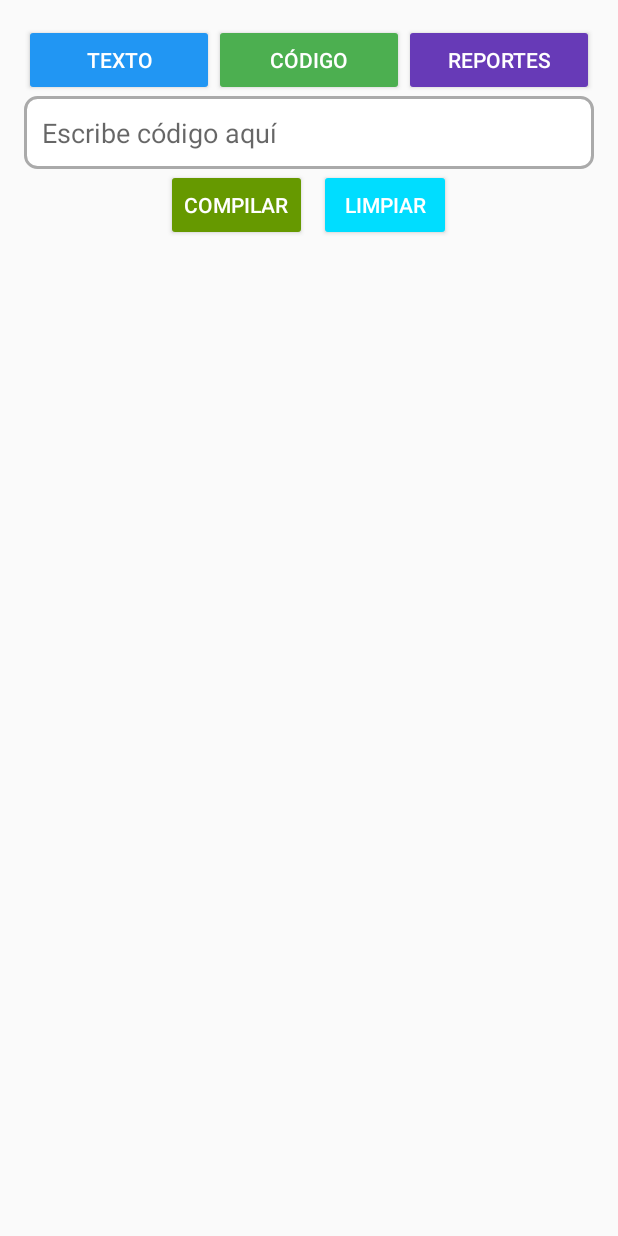
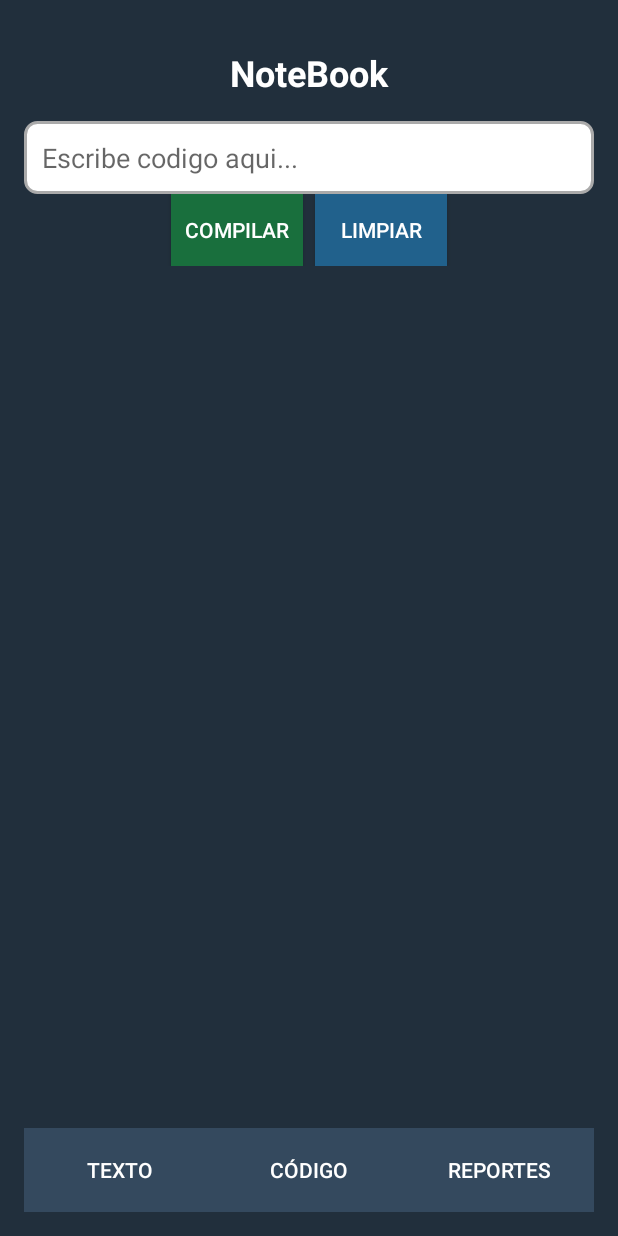
Before and after one commit to Marco131-xel/NoteBook, an Android app built with Jetpack Compose: the screen it shows after launch (MainActivity), on a phone screen of 412 x 824 dp. Run offline under Robolectric (Android 15) with nearby library versions, the phone set to English and light mode, and no system bars.

Commit message:
compilando texto

```diff
--- a/AppNoteBook/app/build.gradle.kts
+++ b/AppNoteBook/app/build.gradle.kts
@@ -65,6 +65,7 @@ dependencies {
     implementation("com.github.vbmacher:java-cup-runtime:11b-20160615") // JAVACUPRUNTIME
     implementation("org.scilab.forge:jlatexmath:1.0.7") // JLATEXMATH
     implementation("com.vladsch.flexmark:flexmark-all:0.64.8") // MARKDOWN
+    implementation ("androidx.appcompat:appcompat:1.6.1")
     testImplementation(libs.junit)
     androidTestImplementation(libs.androidx.junit)
     androidTestImplementation(libs.androidx.espresso.core)
--- a/AppNoteBook/app/src/main/java/com/example/notebook/MainActivity.kt
+++ b/AppNoteBook/app/src/main/java/com/example/notebook/MainActivity.kt
@@ -1,28 +1,40 @@
 package com.example.notebook
 
 import android.os.Bundle
+import android.text.Html
 import android.view.View
 import android.widget.*
 import androidx.activity.ComponentActivity
 import com.example.notebook.patroninterprete.Codigo
+import com.example.notebook.patroninterprete.Texto
 
 class MainActivity : ComponentActivity() {
     override fun onCreate(savedInstanceState: Bundle?) {
         super.onCreate(savedInstanceState)
         setContentView(R.layout.activity_main)
 
+        // Botones Inferiores
         val btnTexto = findViewById<Button>(R.id.btnTexto)
         val btnCodigo = findViewById<Button>(R.id.btnCodigo)
         val btnReportes = findViewById<Button>(R.id.btnReportes)
+        // Elemento de codigo
         val etCodigo = findViewById<EditText>(R.id.etCodigo)
         val salCodigo = findViewById<TextView>(R.id.tvCodigoSalida)
         val compiCodigo = findViewById<Button>(R.id.btnEjecutarCodigo)
         val btnLimpiarCodigo = findViewById<Button>(R.id.btnLimpiarCodigo)
         val errorContainer = findViewById<LinearLayout>(R.id.errorContainer)
-        val errorText = findViewById<TextView>(R.id.tvCodigoErrores)
+        val errorCodigo = findViewById<TextView>(R.id.tvCodigoErrores)
+        // Elementos de texto
+        val etTexto = findViewById<EditText>(R.id.etTexto)
+        val salTexto = findViewById<TextView>(R.id.tvTextoSalida)
+        val compiTexto = findViewById<Button>(R.id.btnEjecutarTexto)
+        val btnLimpiarTexto = findViewById<Button>(R.id.btnLimpiarTexto)
+        val errorContaTexto = findViewById<LinearLayout>(R.id.errorContaTexto)
+        val errorTexto = findViewById<TextView>(R.id.tvTextoErrores)
+        // Contenedores
         val contenedorCodigo = findViewById<LinearLayout>(R.id.contenedorCodigo)
         val contenedorTexto = findViewById<LinearLayout>(R.id.contenedorTexto)
-
+        // Mostrar la seccion de texto o codigo
         btnTexto.setOnClickListener {
             contenedorTexto.visibility = View.VISIBLE
             contenedorCodigo.visibility = View.GONE
@@ -32,8 +44,27 @@ class MainActivity : ComponentActivity() {
             contenedorCodigo.visibility = View.VISIBLE
             contenedorTexto.visibility = View.GONE
         }
+        // Boton compilar Texto
+        compiTexto.setOnClickListener{
+            val texto = etTexto.text.toString()
+            if (texto.isNotEmpty()){
+                val (html, errores) = analizadorTexto(texto)
 
+                if (errores.isNotEmpty()){
+                    errorTexto.text = errores
+                    errorContaTexto.visibility = View.VISIBLE
+                } else {
+                    etTexto.text.clear()
+                    errorContaTexto.visibility = View.GONE
+                }
 
+                if (errores.isEmpty()) {
+                    salTexto.text = Html.fromHtml(html, Html.FROM_HTML_MODE_COMPACT)
+                    salTexto.visibility = View.VISIBLE
+                }
+            }
+        }
+        // Boton compilar Codigo
         compiCodigo.setOnClickListener {
             val codigo = etCodigo.text.toString()
             if (codigo.isNotEmpty()) {
@@ -41,7 +72,7 @@ class MainActivity : ComponentActivity() {
 
                 if (errores.isNotEmpty()) {
                     // Mostrar los errores y NO borrar el código
-                    errorText.text = errores
+                    errorCodigo.text = errores
                     errorContainer.visibility = View.VISIBLE
                 } else {
                     // Si el código es correcto, limpiar la entrada y ocultar errores
@@ -57,18 +88,33 @@ class MainActivity : ComponentActivity() {
                 }
             }
         }
-
+        // Boton limpiar codigo
         btnLimpiarCodigo.setOnClickListener {
             salCodigo.text = ""
         }
+        // Boton limpiar texto
+        btnLimpiarTexto.setOnClickListener{
+            salTexto.text = ""
+        }
     }
 
+    // Metodo para analizar codigo
     private fun analizadorCodigo(codigo: String): Pair<String, String> {
         return try {
             val resultado = Codigo.ejecutar(codigo)
-            Pair(resultado[0], resultado[1]) // [0] = Consola, [1] = Errores
+            Pair(resultado[0], resultado[1])
         } catch (e: Exception) {
             Pair("", "Error: ${e.message}")
         }
     }
+
+    // Metodo para analizar texto
+    private fun analizadorTexto(texto: String): Pair<String, String> {
+        return try {
+            val resultado = Texto.interpretar(texto)
+            Pair(resultado[0], resultado[1])
+        }catch (e: Exception) {
+            Pair("", "Error: ${e.message}")
+        }
+    }
 }
--- a/AppNoteBook/app/src/main/res/layout/activity_main.xml
+++ b/AppNoteBook/app/src/main/res/layout/activity_main.xml
@@ -3,49 +3,34 @@
     android:layout_width="match_parent"
     android:layout_height="match_parent"
     android:orientation="vertical"
+    android:background="#212f3c"
     android:padding="16dp">
 
-    <!-- Contenedor superior con los botones -->
+    <!-- Titulo app -->
+    <TextView
+        android:layout_width="match_parent"
+        android:layout_height="wrap_content"
+        android:text="NoteBook"
+        android:textSize="24sp"
+        android:textStyle="bold"
+        android:gravity="center"
+        android:padding="16dp"
+        android:textColor="@android:color/white"/>
+
+    <!-- Contenedor de la interfaz principal -->
     <LinearLayout
         android:layout_width="match_parent"
-        android:layout_height="wrap_content"
-        android:orientation="horizontal"
-        android:weightSum="3">
+        android:layout_height="0dp"
+        android:layout_weight="1"
+        android:orientation="vertical">
 
-        <Button
-            android:id="@+id/btnTexto"
-            android:layout_width="0dp"
-            android:layout_height="wrap_content"
-            android:layout_weight="1"
-            android:text="Texto"
-            android:textColor="@android:color/white"
-            android:backgroundTint="@color/blue"/>
-
-        <Button
-            android:id="@+id/btnCodigo"
-            android:layout_width="0dp"
-            android:layout_height="wrap_content"
-            android:layout_weight="1"
-            android:text="Código"
-            android:textColor="@android:color/white"
-            android:backgroundTint="@color/green"/>
-
-        <Button
-            android:id="@+id/btnReportes"
-            android:layout_width="0dp"
-            android:layout_height="wrap_content"
-            android:layout_weight="1"
-            android:text="Reportes"
-            android:textColor="@android:color/white"
-            android:backgroundTint="@color/purple"/>
-    </LinearLayout>
-
-    <!-- Espacio de Código -->
+        <!-- Espacio de Codigo -->
         <LinearLayout
             android:id="@+id/contenedorCodigo"
             android:layout_width="match_parent"
             android:layout_height="match_parent"
-        android:orientation="vertical">
+            android:orientation="vertical"
+            android:visibility="visible">
 
             <!-- Historial de salida -->
             <TextView
@@ -60,12 +45,12 @@
                 android:background="@drawable/border_historial"
                 android:visibility="gone"/>
 
-        <!-- Entrada de código con borde -->
+            <!-- Entrada de código -->
             <EditText
                 android:id="@+id/etCodigo"
                 android:layout_width="match_parent"
                 android:layout_height="wrap_content"
-            android:hint="Escribe código aquí"
+                android:hint="Escribe codigo aqui..."
                 android:inputType="textMultiLine"
                 android:background="@drawable/edittext_border"
                 android:padding="12dp"
@@ -85,7 +70,7 @@
                     android:id="@+id/tvCodigoErrores"
                     android:layout_width="match_parent"
                     android:layout_height="wrap_content"
-                android:textColor="@color/red"
+                    android:textColor="@android:color/holo_red_dark"
                     android:textSize="14sp"/>
             </LinearLayout>
 
@@ -101,7 +86,7 @@
                     android:layout_width="wrap_content"
                     android:layout_height="wrap_content"
                     android:text="Compilar"
-                android:backgroundTint="@android:color/holo_green_dark"
+                    android:background="#196f3d"
                     android:textColor="@android:color/white"/>
 
                 <Button
@@ -109,7 +94,7 @@
                     android:layout_width="wrap_content"
                     android:layout_height="wrap_content"
                     android:text="Limpiar"
-                android:backgroundTint="@android:color/holo_blue_bright"
+                    android:background="#21618c"
                     android:textColor="@android:color/white"
                     android:layout_marginStart="8dp"/>
             </LinearLayout>
@@ -123,29 +108,46 @@
             android:orientation="vertical"
             android:visibility="gone">
 
-        <!-- Historial de salida para Texto -->
+            <!-- Historial de salida -->
             <TextView
                 android:id="@+id/tvTextoSalida"
                 android:layout_width="match_parent"
                 android:layout_height="wrap_content"
                 android:textSize="16sp"
                 android:textColor="@android:color/black"
-            android:textStyle="bold"
                 android:gravity="center"
                 android:padding="8dp"
                 android:background="@drawable/border_historial"
                 android:visibility="gone"/>
 
-        <!-- Entrada de texto con borde -->
+            <!-- Entrada de texto -->
             <EditText
                 android:id="@+id/etTexto"
                 android:layout_width="match_parent"
                 android:layout_height="wrap_content"
-            android:hint="Escribe texto aquí"
+                android:hint="Escribe texto aqui..."
                 android:inputType="textMultiLine"
                 android:background="@drawable/edittext_border"
                 android:padding="12dp"
                 android:minHeight="48dp"/>
+
+            <!-- Contenedor de error -->
+            <LinearLayout
+                android:id="@+id/errorContaTexto"
+                android:layout_width="match_parent"
+                android:layout_height="wrap_content"
+                android:orientation="horizontal"
+                android:padding="8dp"
+                android:background="#FFCDD2"
+                android:visibility="gone">
+
+                <TextView
+                    android:id="@+id/tvTextoErrores"
+                    android:layout_width="match_parent"
+                    android:layout_height="wrap_content"
+                    android:textColor="@android:color/holo_red_dark"
+                    android:textSize="14sp"/>
+            </LinearLayout>
 
             <!-- Botones de acción -->
             <LinearLayout
@@ -155,13 +157,59 @@
                 android:gravity="center">
 
                 <Button
+                    android:id="@+id/btnEjecutarTexto"
+                    android:layout_width="wrap_content"
+                    android:layout_height="wrap_content"
+                    android:text="Textear"
+                    android:background="#196f3d"
+                    android:textColor="@android:color/white"/>
+
+                <Button
                     android:id="@+id/btnLimpiarTexto"
                     android:layout_width="wrap_content"
                     android:layout_height="wrap_content"
                     android:text="Limpiar"
-                android:backgroundTint="@android:color/holo_red_dark"
-                android:textColor="@android:color/white"/>
+                    android:background="#21618c"
+                    android:textColor="@android:color/white"
+                    android:layout_marginStart="8dp"/>
+            </LinearLayout>
         </LinearLayout>
     </LinearLayout>
 
+    <!-- Barra de Navegación Inferior -->
+    <LinearLayout
+        android:layout_width="match_parent"
+        android:layout_height="56dp"
+        android:orientation="horizontal"
+        android:background="#34495e"
+        android:weightSum="3">
+
+        <Button
+            android:id="@+id/btnTexto"
+            android:layout_width="0dp"
+            android:layout_height="match_parent"
+            android:layout_weight="1"
+            android:text="Texto"
+            android:textColor="#FFFFFF"
+            android:background="#34495e"/>
+
+        <Button
+            android:id="@+id/btnCodigo"
+            android:layout_width="0dp"
+            android:layout_height="match_parent"
+            android:layout_weight="1"
+            android:text="Código"
+            android:textColor="#FFFFFF"
+            android:background="#34495e"/>
+
+        <Button
+            android:id="@+id/btnReportes"
+            android:layout_width="0dp"
+            android:layout_height="match_parent"
+            android:layout_weight="1"
+            android:text="Reportes"
+            android:textColor="#FFFFFF"
+            android:background="#34495e"/>
     </LinearLayout>
+
+</LinearLayout>
```
Lines whose indentation alone changed are shown as unchanged.
